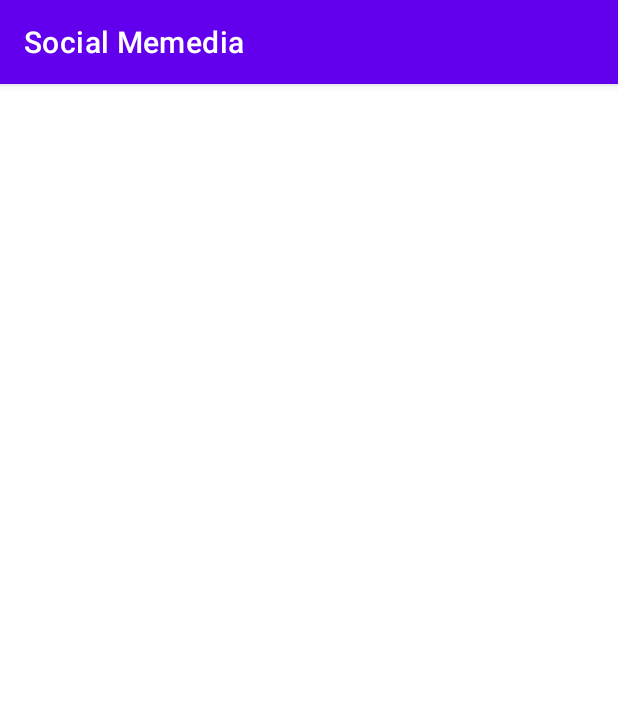
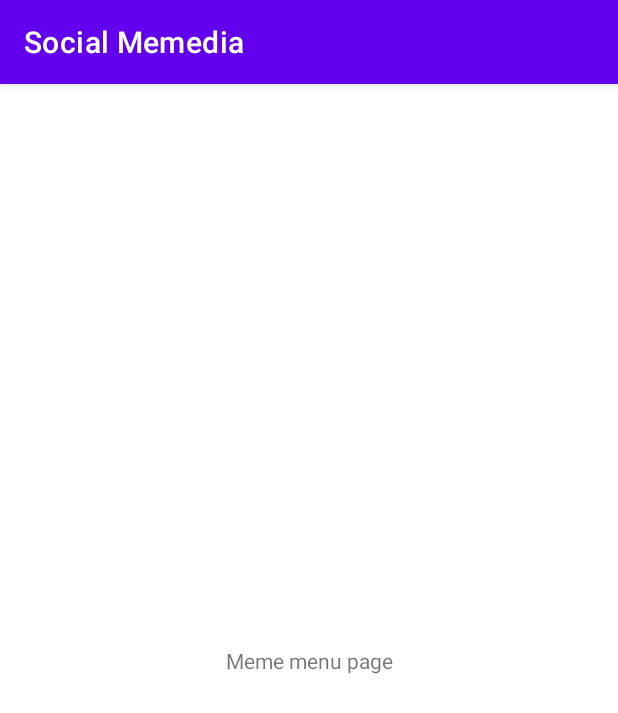
Before and after one commit to YutingShang/SocialMemedia, an Android app: the MemeMenuActivity screen opened directly, with no data from a screen before it, on a phone screen of 412 x 824 dp. Shown: the top 713 px of the screen. Run offline under Robolectric (Android 15) with nearby library versions, the phone set to English and light mode, and no system bars.

Commit message:
Added text to pages xml Social Memedia V 1.0

```diff
--- a/app/src/main/res/layout/activity_contact_list.xml
+++ b/app/src/main/res/layout/activity_contact_list.xml
@@ -7,6 +7,7 @@
     tools:context=".ContactListActivity">
 
     <TextView
+        android:id="@+id/contactListtext"
         android:layout_width="wrap_content"
         android:layout_height="wrap_content"
         android:text="Contact List page"
--- a/app/src/main/res/layout/activity_meme_menu.xml
+++ b/app/src/main/res/layout/activity_meme_menu.xml
@@ -6,4 +6,15 @@
     android:layout_height="match_parent"
     tools:context=".MemeMenuActivity">
 
+    <TextView
+        android:id="@+id/memeMenutext"
+        android:layout_width="wrap_content"
+        android:layout_height="wrap_content"
+        android:text="Meme menu page"
+        app:layout_constraintBottom_toBottomOf="parent"
+        app:layout_constraintLeft_toLeftOf="parent"
+        app:layout_constraintRight_toRightOf="parent"
+        app:layout_constraintTop_toTopOf="parent" />
+
+
 </androidx.constraintlayout.widget.ConstraintLayout>
```
Also changed, not shown: app/src/main/res/layout/activity_chat.xml (+11 -0 lines), app/src/main/res/layout/activity_meme_feed.xml (+11 -0 lines), app/src/main/res/layout/activity_settings.xml (+11 -0 lines).
